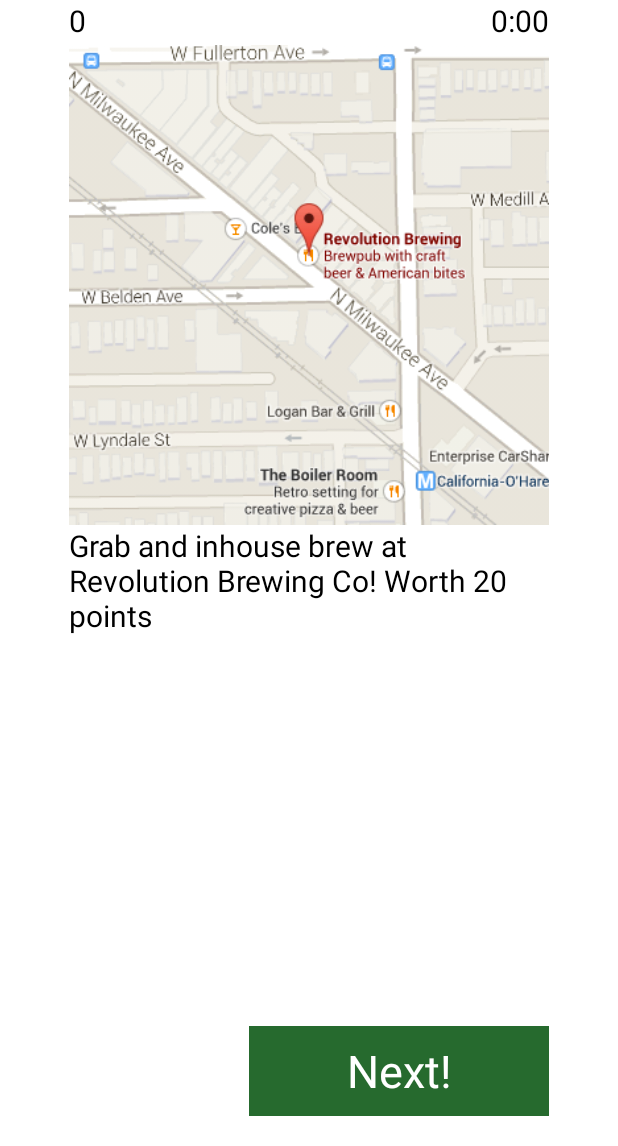
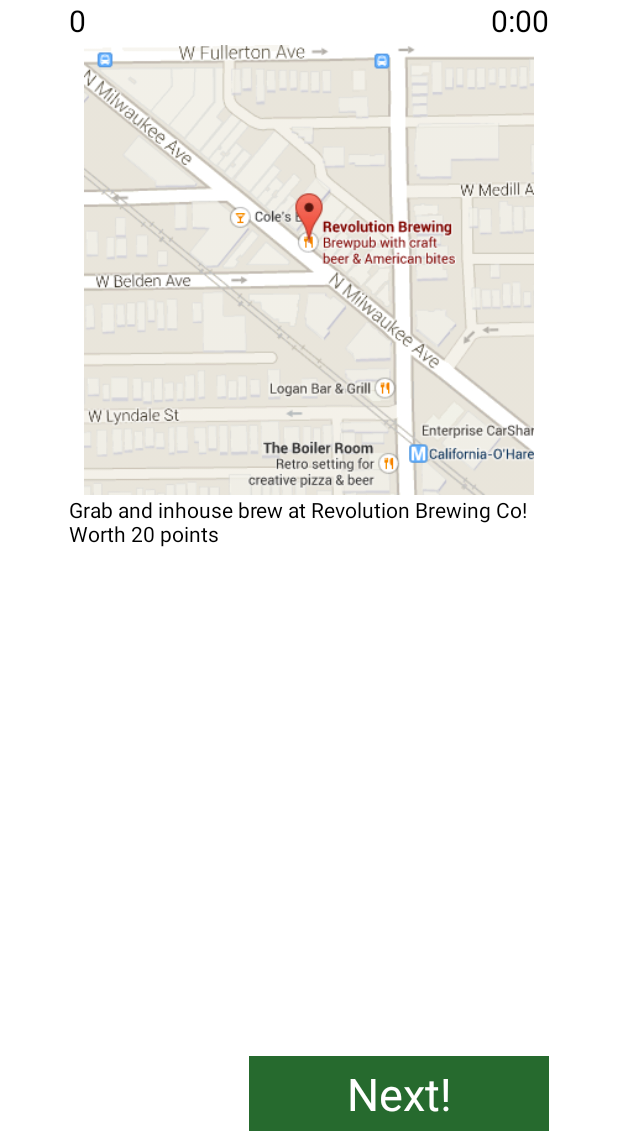
Before and after one commit to cassieramen/TheHunt, an Android app: the HuntChallenge screen opened directly, with no data from a screen before it, on a phone screen of 412 x 824 dp, the part 90-1236 px from its top. Run offline under Robolectric (Android 15) with nearby library versions, the phone set to English and light mode, and no system bars; libraries missing offline, so code that uses them is left out: com.jeremyfeinstein.slidingmenu; 11 statements that could not run were skipped.

Commit message:
Added slider menu items and adjusted hunt task design

```diff
--- a/TheHunt/The Hunt/src/main/res/layout/challenge.xml
+++ b/TheHunt/The Hunt/src/main/res/layout/challenge.xml
@@ -38,23 +38,23 @@
         <ImageView
             android:id="@+id/map"
             android:layout_width="match_parent"
-            android:layout_height="320dip"
+            android:layout_height="300dip"
             android:src="@drawable/revolution_map"
             android:layout_below="@id/headerText"/>
 
         <TextView
             android:id="@+id/description"
-            android:layout_width="wrap_content"
-            android:layout_height="match_parent"
+            android:layout_width="320dip"
+            android:layout_height="100dip"
             android:text = "@string/app_name"
             android:layout_below="@id/map"
             android:textColor="@color/black"
-            android:textSize="20sp"/>
+            android:textSize="14sp"/>
 
         <TextView
             android:id="@+id/nextButton"
             android:layout_width="200dip"
-            android:layout_height="60dip"
+            android:layout_height="50dip"
             android:background="@color/forestGreen"
             android:text="@string/next"
             android:textColor="@color/white"
@@ -62,7 +62,7 @@
             android:layout_alignParentBottom="true"
             android:layout_alignParentRight="true"
             android:gravity="center"
-            android:layout_marginBottom="20dip"/>
+            android:layout_marginBottom="10dip"/>
 
     </RelativeLayout>
 
--- a/TheHunt/The Hunt/src/main/res/layout/challenge_summary_tile.xml
+++ b/TheHunt/The Hunt/src/main/res/layout/challenge_summary_tile.xml
@@ -24,7 +24,7 @@
         <TextView
             android:layout_width="wrap_content"
             android:layout_height="match_parent"
-            android:text="Shikar Mohan"
+            android:text="Cassie Rommel"
             android:textColor="@color/black"
             android:textSize="20dip"
             android:layout_toRightOf="@id/place"/>
```
Also changed, not shown: TheHunt/The Hunt/src/main/res/layout/slidingmenu.xml (+9 -1 lines), 16 other files.
